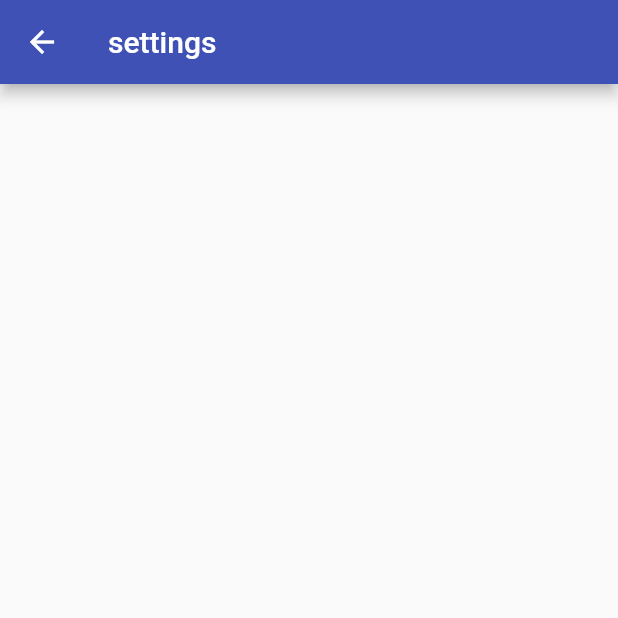
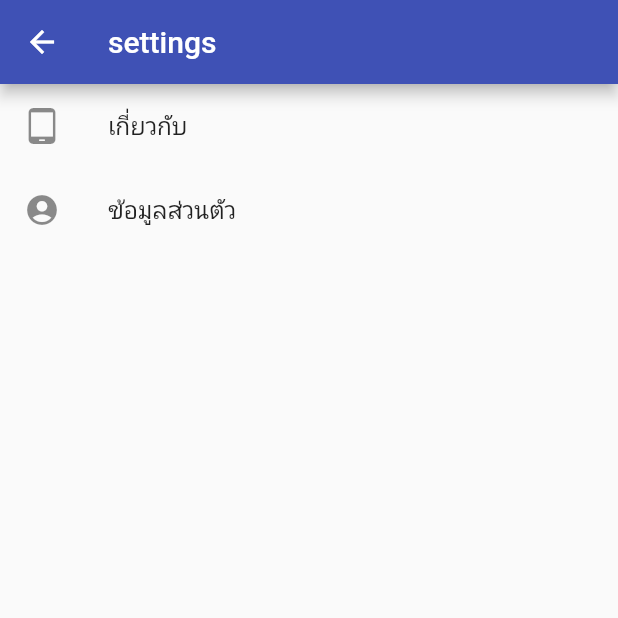
Before and after one commit to Exabby/savingKpt, a Flutter app: the settingskpt screen opened directly, on a phone screen of 412 x 824 dp, the top half of it. Run offline on Flutter 3.47's test engine with Material 2 defaults, Android fonts, the phone set to English and light mode, and no system bars.

Commit message:
settingkubpeepee

```diff
--- a/lib/screen/settings.dart
+++ b/lib/screen/settings.dart
@@ -1,5 +1,7 @@
 import 'package:flutter/cupertino.dart';
 import 'package:flutter/material.dart';
+import 'package:kptsave/screen/about.dart';
+import 'package:kptsave/screen/ifmt.dart';
 
 class settingskpt extends StatefulWidget {
   const settingskpt({Key? key}) : super(key: key);
@@ -16,22 +18,25 @@ class _settingskptState extends State<settingskpt> {
         appBar: AppBar(
           title: const Text("settings"),
         ),
-        body: Column(
-          crossAxisAlignment: CrossAxisAlignment.center,
-          mainAxisSize: MainAxisSize.max,
-          mainAxisAlignment: MainAxisAlignment.end,
-          children: <Widget>[
-            Padding(
-              padding: const EdgeInsets.all(10.0),
-              child: Row(
-                children: <Widget>[
-                  // Expanded(
-                  // child: ElevatedButton(
-                  // onPressed: (), child: Text('Login'))),
-                ],
-              ),
-            ), //your elements here
-          ],
-        ));
+        body: ListView(children: <Widget>[
+          ListTile(
+            onTap: () {
+              Navigator.push(context, MaterialPageRoute(builder: (contrxt) {
+                return aboutphone();
+              }));
+            },
+            leading: Icon(Icons.tablet_android_rounded),
+            title: Text('เกี่ยวกับ'),
+          ),
+          ListTile(
+            onTap: () {
+              Navigator.push(context, MaterialPageRoute(builder: (contrxt) {
+                return informationkpt();
+              }));
+            },
+            leading: Icon(Icons.account_circle_rounded),
+            title: Text('ข้อมูลส่วนตัว'),
+          )
+        ]));
   }
 }
```
Also changed, not shown: lib/screen/about.dart (added, +19 -0 lines), lib/screen/ifmt.dart (added, +58 -0 lines).
